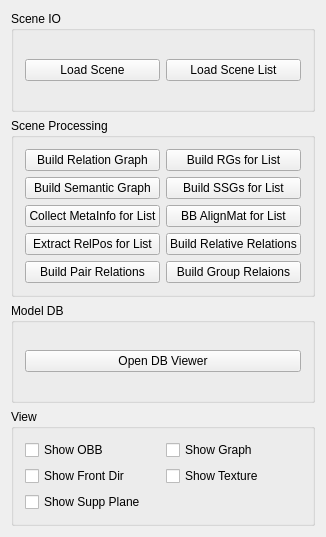
First picture: the form in scene_lab/scene_lab_widget.ui, repository maruitx/text2scene-learning, before the edit.
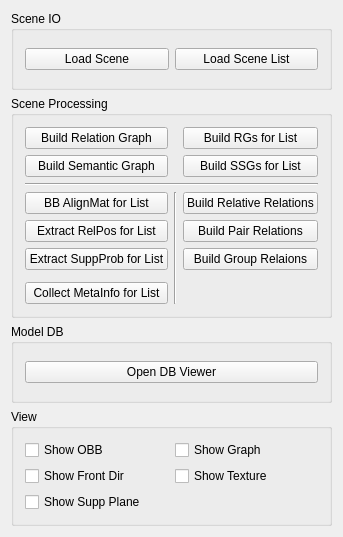
Second picture: the form after the edit.

What changed in the file:
```diff
--- a/scene_lab/scene_lab_widget.ui
+++ b/scene_lab/scene_lab_widget.ui
@@ -6,7 +6,7 @@
    <rect>
     <x>0</x>
     <y>0</y>
-    <width>288</width>
+    <width>321</width>
     <height>537</height>
    </rect>
   </property>
@@ -43,70 +43,91 @@
       <string>Scene Processing</string>
      </property>
      <layout class="QGridLayout" name="gridLayout_3">
-      <item row="1" column="1">
+      <item row="2" column="2">
        <widget class="QPushButton" name="buildSSGForListButton">
         <property name="text">
          <string>Build SSGs for List</string>
         </property>
        </widget>
       </item>
-      <item row="1" column="0">
+      <item row="2" column="0">
        <widget class="QPushButton" name="buildSemGraphButton">
         <property name="text">
          <string>Build Semantic Graph</string>
         </property>
        </widget>
       </item>
-      <item row="3" column="0">
-       <widget class="QPushButton" name="collectMetaInfoButton">
-        <property name="text">
-         <string>Collect MetaInfo for List</string>
-        </property>
-       </widget>
-      </item>
-      <item row="0" column="0">
-       <widget class="QPushButton" name="buildRelationGraphButton">
-        <property name="text">
-         <string>Build Relation Graph</string>
-        </property>
-       </widget>
-      </item>
-      <item row="4" column="0">
-       <widget class="QPushButton" name="extractRelPosForList">
-        <property name="text">
-         <string>Extract RelPos for List</string>
-        </property>
-       </widget>
-      </item>
-      <item row="0" column="1">
+      <item row="1" column="2">
        <widget class="QPushButton" name="buildRGForListButton">
         <property name="text">
          <string>Build RGs for List</string>
         </property>
        </widget>
       </item>
-      <item row="3" column="1">
+      <item row="1" column="0">
+       <widget class="QPushButton" name="buildRelationGraphButton">
+        <property name="text">
+         <string>Build Relation Graph</string>
+        </property>
+       </widget>
+      </item>
+      <item row="7" column="0">
        <widget class="QPushButton" name="computeBBAlignMatForListButton">
         <property name="text">
          <string>BB AlignMat for List</string>
         </property>
        </widget>
       </item>
-      <item row="4" column="1">
-       <widget class="QPushButton" name="buildRelativeRelationButton">
-        <property name="text">
-         <string>Build Relative Relations</string>
-        </property>
-       </widget>
-      </item>
-      <item row="5" column="0">
+      <item row="8" column="2">
        <widget class="QPushButton" name="buildPairRelationButton">
         <property name="text">
          <string>Build Pair Relations</string>
         </property>
        </widget>
       </item>
-      <item row="5" column="1">
+      <item row="7" column="2">
+       <widget class="QPushButton" name="buildRelativeRelationButton">
+        <property name="text">
+         <string>Build Relative Relations</string>
+        </property>
+       </widget>
+      </item>
+      <item row="8" column="0">
+       <widget class="QPushButton" name="extractRelPosForList">
+        <property name="text">
+         <string>Extract RelPos for List</string>
+        </property>
+       </widget>
+      </item>
+      <item row="6" column="0" colspan="3">
+       <widget class="Line" name="line">
+        <property name="orientation">
+         <enum>Qt::Horizontal</enum>
+        </property>
+       </widget>
+      </item>
+      <item row="7" column="1" rowspan="5">
+       <widget class="Line" name="line_2">
+        <property name="orientation">
+         <enum>Qt::Vertical</enum>
+        </property>
+       </widget>
+      </item>
+      <item row="11" column="0">
+       <widget class="QPushButton" name="collectMetaInfoButton">
+        <property name="text">
+         <string>Collect MetaInfo for List</string>
+        </property>
+       </widget>
+      </item>
+      <item row="9" column="0">
+       <widget class="QPushButton" name="extractSuppProbButton">
+        <property name="text">
+         <string>Extract SuppProb for List</string>
+        </property>
+       </widget>
+      </item>
+      <item row="9" column="2">
        <widget class="QPushButton" name="buildGroupRelationButton">
         <property name="text">
          <string>Build Group Relaions</string>
```
